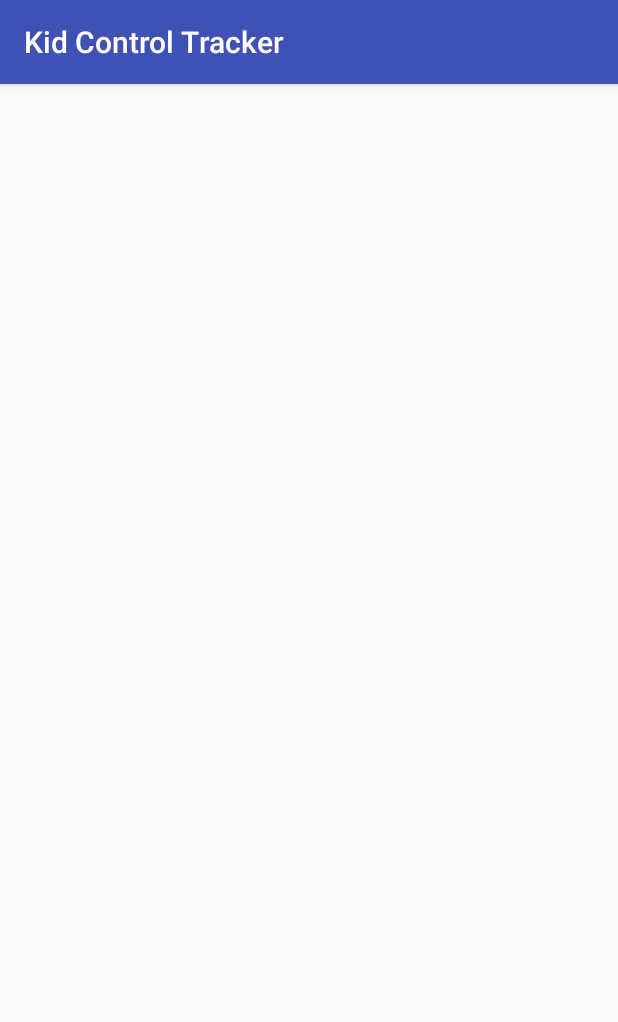
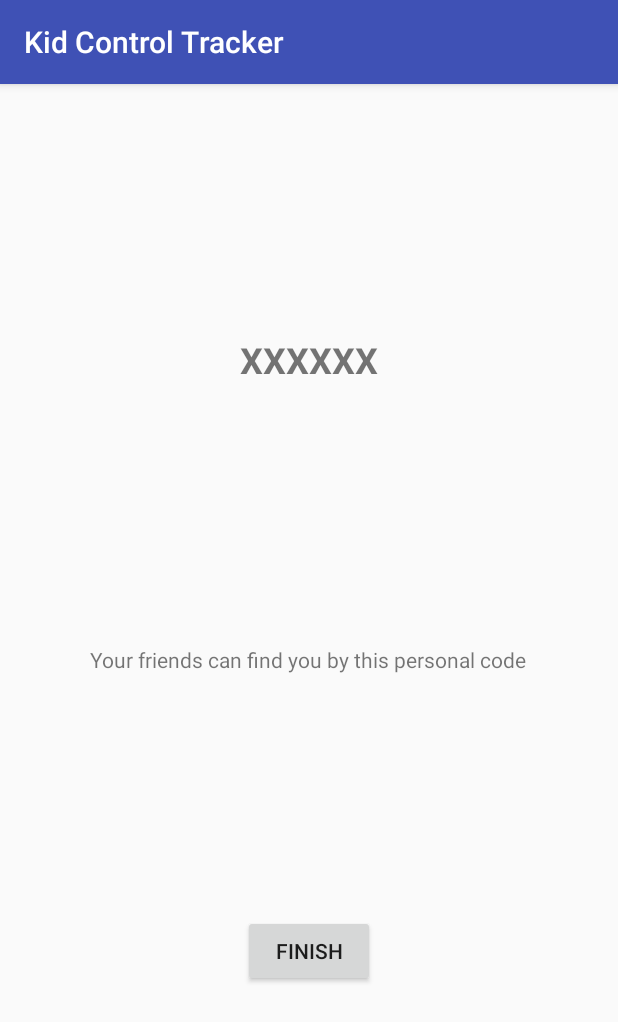
Before and after one commit to Vladbelka/KidControlTracker, an Android app: the InviteCodeActivity screen opened directly, with no data from a screen before it, on a phone screen of 412 x 824 dp. Shown: the top 1022 px of the screen. Run offline under Robolectric (Android 15) with nearby library versions, the phone set to English and light mode, and no system bars.

Commit message:
Changed password verification. Changed photo display while registration.                            Created Invite code layout.

```diff
--- a/app/src/main/java/beloshitskiy/kidcontroltracker/NameActivity.java
+++ b/app/src/main/java/beloshitskiy/kidcontroltracker/NameActivity.java
@@ -94,6 +94,7 @@ public class NameActivity extends AppCompatActivity {
             CropImage.ActivityResult result = CropImage.getActivityResult(data);
             if (resultCode == RESULT_OK) {
                 resultUri = result.getUri();
+                circleImageView.setImageURI(resultUri);
             } else if (resultCode == CropImage.CROP_IMAGE_ACTIVITY_RESULT_ERROR_CODE) {
                 Exception error = result.getError();
             }
--- a/app/src/main/java/beloshitskiy/kidcontroltracker/PasswordActivity.java
+++ b/app/src/main/java/beloshitskiy/kidcontroltracker/PasswordActivity.java
@@ -27,7 +27,7 @@ public class PasswordActivity extends AppCompatActivity {
     }
     public void goToNamePicActivity(View v)
     {
-        if(e4_password.getText().toString().length()>6)
+        if(e4_password.getText().toString().length()>=6 && e4_password.getText().toString().length()<=20)
         {
             Intent myIntent = new Intent(PasswordActivity.this, NameActivity.class);
             myIntent.putExtra("email",email);
@@ -36,7 +36,7 @@ public class PasswordActivity extends AppCompatActivity {
         }
         else
         {
-            Toast.makeText(getApplicationContext(), "Password length should be more than 6 characters", Toast.LENGTH_LONG).show();
+            Toast.makeText(getApplicationContext(), "Password must be between 6 and 20 characters in length", Toast.LENGTH_LONG).show();
         }
     }
 
--- a/app/src/main/res/layout/activity_invite_code.xml
+++ b/app/src/main/res/layout/activity_invite_code.xml
@@ -6,4 +6,31 @@
     android:layout_height="match_parent"
     tools:context=".InviteCodeActivity">
 
+    <TextView
+        android:id="@+id/textView"
+        android:layout_width="wrap_content"
+        android:layout_height="wrap_content"
+        android:layout_alignParentTop="true"
+        android:layout_centerHorizontal="true"
+        android:layout_marginTop="167dp"
+        android:text="XXXXXX"
+        android:textSize="24sp"
+        android:textStyle="bold" />
+
+    <TextView
+        android:id="@+id/textView2"
+        android:layout_width="wrap_content"
+        android:layout_height="wrap_content"
+        android:layout_centerInParent="true"
+        android:gravity="center_horizontal"
+        android:text="Your friends can find you by this personal code" />
+
+    <Button
+        android:id="@+id/button8"
+        android:layout_width="wrap_content"
+        android:layout_height="wrap_content"
+        android:layout_alignParentBottom="true"
+        android:layout_centerHorizontal="true"
+        android:layout_marginBottom="166dp"
+        android:text="FINISH" />
 </RelativeLayout>
```
